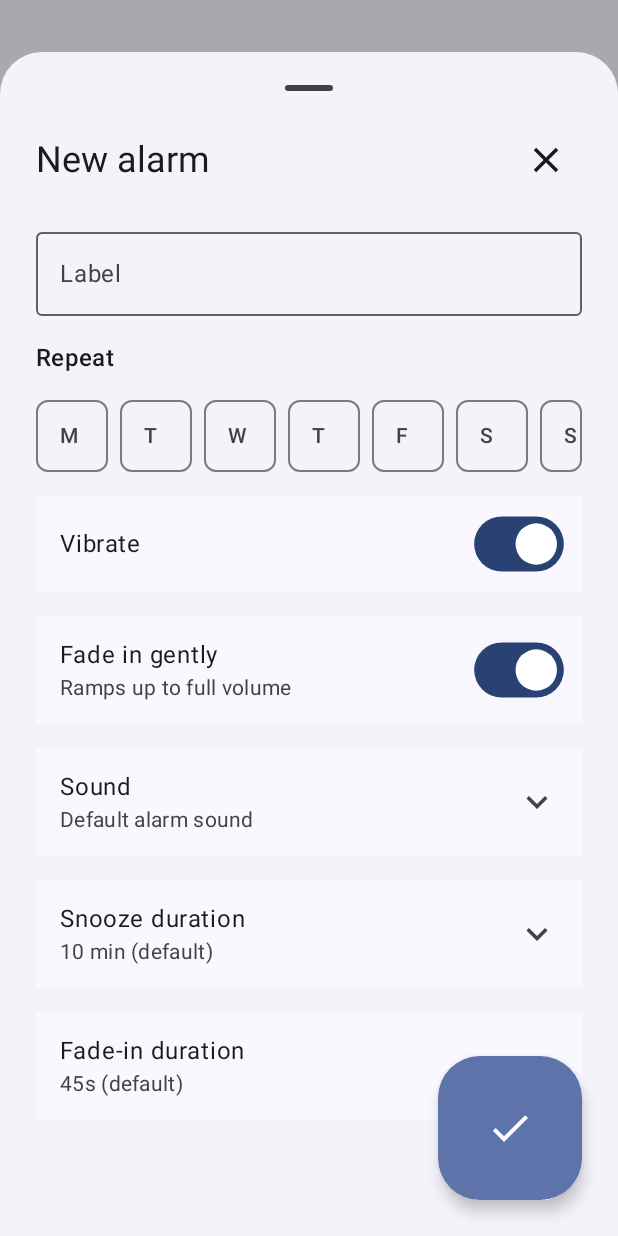
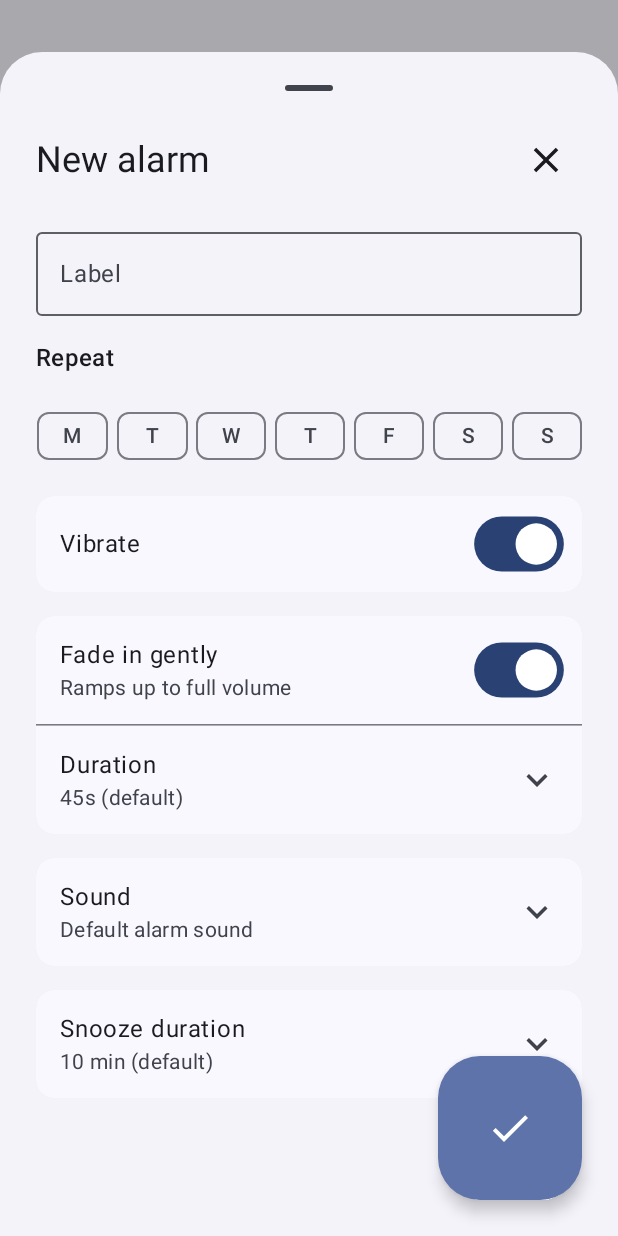
Before and after one commit to TargetCrafter/HA-Alarmclock, an Android app built with Jetpack Compose: the composable AlarmEditSheet called with empty values, on a phone screen of 412 x 824 dp. Run offline under Robolectric (Android 15) with nearby library versions, the phone set to English and light mode, and no system bars; 1 statement that could not run was skipped.

Commit message:
Fix fullscreen-over-lockscreen, gate the sync notification on HA being enabled, and polish the edit sheet per feedback
- Add the missing USE_FULL_SCREEN_INTENT permission. Android 14+
  silently downgrades a fullScreenIntent notification to a normal
  heads-up without it, which is almost certainly why the ringing UI
  wasn't appearing over the lock screen. Also drop the redundant
  direct startActivity() call from the ring service: since Android 10,
  a plain startActivity() from a background Service is subject to
  background-activity-launch restrictions and isn't reliable anyway —
  the notification's fullScreenIntent is the correct, sole mechanism
  for this (same as how real alarm-clock apps do it).
- HaSyncService is now only started when HA sync is actually enabled
  (startHaSyncServiceIfConfigured, used by MainActivity, BootReceiver,
  and the Settings screen's Save button), and stops itself if the user
  disables sync while it's running, closing the WebSocket cleanly on
  destroy. No more persistent notification when HA sync isn't in use.
- Edit sheet: day-of-week chips now use equal weights to fill the row
  width instead of a fixed size that could overflow; every option
  group (Vibrate, Fade in gently, Sound, Snooze duration) is wrapped
  in a rounded Card for a consistent look; "Fade in gently" and its
  duration setting are merged into one card, with the duration only
  shown/editable while fade-in is on.

Co-Authored-By: Claude Sonnet 5 <noreply@anthropic.com>
Claude-Session: https://claude.ai/code/session_01C7x8v5c5Lu29PBWy1LdfCe

```diff
--- a/app/src/main/AndroidManifest.xml
+++ b/app/src/main/AndroidManifest.xml
@@ -15,6 +15,7 @@
     <uses-permission android:name="android.permission.DISABLE_KEYGUARD" />
     <uses-permission android:name="android.permission.SHOW_WHEN_LOCKED" />
     <uses-permission android:name="android.permission.TURN_SCREEN_ON" />
+    <uses-permission android:name="android.permission.USE_FULL_SCREEN_INTENT" />
 
     <application
         android:name=".HaAlarmClockApp"
--- a/app/src/main/java/com/targetcrafter/haalarmclock/alarm/BootReceiver.kt
+++ b/app/src/main/java/com/targetcrafter/haalarmclock/alarm/BootReceiver.kt
@@ -3,9 +3,8 @@ package com.targetcrafter.haalarmclock.alarm
 import android.content.BroadcastReceiver
 import android.content.Context
 import android.content.Intent
-import androidx.core.content.ContextCompat
 import com.targetcrafter.haalarmclock.HaAlarmClockApp
-import com.targetcrafter.haalarmclock.ha.HaSyncService
+import com.targetcrafter.haalarmclock.ha.startHaSyncServiceIfConfigured
 import kotlinx.coroutines.CoroutineScope
 import kotlinx.coroutines.Dispatchers
 import kotlinx.coroutines.launch
@@ -25,6 +24,6 @@ class BootReceiver : BroadcastReceiver() {
                 pendingResult.finish()
             }
         }
-        ContextCompat.startForegroundService(context, Intent(context, HaSyncService::class.java))
+        startHaSyncServiceIfConfigured(context)
     }
 }
--- a/app/src/main/java/com/targetcrafter/haalarmclock/ui/editor/AlarmEditSheet.kt
+++ b/app/src/main/java/com/targetcrafter/haalarmclock/ui/editor/AlarmEditSheet.kt
@@ -10,13 +10,13 @@ import androidx.compose.foundation.clickable
 import androidx.compose.foundation.layout.Arrangement
 import androidx.compose.foundation.layout.Box
 import androidx.compose.foundation.layout.Column
+import androidx.compose.foundation.layout.ColumnScope
 import androidx.compose.foundation.layout.Row
 import androidx.compose.foundation.layout.fillMaxWidth
 import androidx.compose.foundation.layout.height
 import androidx.compose.foundation.layout.padding
 import androidx.compose.foundation.layout.size
 import androidx.compose.foundation.rememberScrollState
-import androidx.compose.ui.draw.scale
 import androidx.compose.foundation.verticalScroll
 import androidx.compose.material.icons.Icons
 import androidx.compose.material.icons.filled.Add
@@ -28,9 +28,11 @@ import androidx.compose.material.icons.filled.ExpandMore
 import androidx.compose.material.icons.filled.Remove
 import androidx.compose.material3.Button
 import androidx.compose.material3.ButtonDefaults
+import androidx.compose.material3.Card
 import androidx.compose.material3.ExperimentalMaterial3Api
 import androidx.compose.material3.FilledIconButton
 import androidx.compose.material3.FilterChip
+import androidx.compose.material3.HorizontalDivider
 import androidx.compose.material3.Icon
 import androidx.compose.material3.IconButton
 import androidx.compose.material3.LargeFloatingActionButton
@@ -49,6 +51,7 @@ import androidx.compose.runtime.remember
 import androidx.compose.runtime.setValue
 import androidx.compose.ui.Alignment
 import androidx.compose.ui.Modifier
+import androidx.compose.ui.draw.scale
 import androidx.compose.ui.platform.LocalConfiguration
 import androidx.compose.ui.platform.LocalContext
 import androidx.compose.ui.text.style.TextAlign
@@ -85,7 +88,7 @@ fun AlarmEditSheet(alarmId: Long?, onDismiss: () -> Unit) {
 
         var soundExpanded by remember { mutableStateOf(false) }
         var snoozeExpanded by remember { mutableStateOf(false) }
-        var fadeInExpanded by remember { mutableStateOf(false) }
+        var fadeInDurationExpanded by remember { mutableStateOf(false) }
 
         val ringtonePickerLauncher = rememberLauncherForActivityResult(
             ActivityResultContracts.StartActivityForResult(),
@@ -144,18 +147,29 @@ fun AlarmEditSheet(alarmId: Long?, onDismiss: () -> Unit) {
                 )
 
                 Text("Repeat", style = MaterialTheme.typography.titleMedium)
-                Row(horizontalArrangement = Arrangement.spacedBy(8.dp)) {
+                Row(
+                    modifier = Modifier.fillMaxWidth(),
+                    horizontalArrangement = Arrangement.spacedBy(6.dp),
+                ) {
                     ALL_DAYS.forEach { day ->
                         val selected = state.repeatDaysMask and (1 shl (day.value - 1)) != 0
                         FilterChip(
                             selected = selected,
                             onClick = { viewModel.toggleDay(day) },
-                            label = { Text(day.name.take(1), style = MaterialTheme.typography.titleSmall) },
-                            modifier = Modifier.size(48.dp),
+                            label = {
+                                Text(
+                                    day.name.take(1),
+                                    style = MaterialTheme.typography.titleSmall,
+                                    textAlign = TextAlign.Center,
+                                    modifier = Modifier.fillMaxWidth(),
+                                )
+                            },
+                            modifier = Modifier.weight(1f),
                         )
                     }
                 }
 
+                SectionCard {
                     ListItem(
                         headlineContent = { Text("Vibrate", style = MaterialTheme.typography.bodyLarge) },
                         trailingContent = {
@@ -165,8 +179,10 @@ fun AlarmEditSheet(alarmId: Long?, onDismiss: () -> Unit) {
                                 modifier = Modifier.scale(1.15f),
                             )
                         },
-                    modifier = Modifier.fillMaxWidth(),
                     )
+                }
+
+                SectionCard {
                     ListItem(
                         headlineContent = { Text("Fade in gently", style = MaterialTheme.typography.bodyLarge) },
                         supportingContent = { Text("Ramps up to full volume") },
@@ -177,9 +193,51 @@ fun AlarmEditSheet(alarmId: Long?, onDismiss: () -> Unit) {
                                 modifier = Modifier.scale(1.15f),
                             )
                         },
-                    modifier = Modifier.fillMaxWidth(),
                     )
+                    AnimatedVisibility(visible = state.fadeInEnabled) {
+                        Column {
+                            HorizontalDivider()
+                            ListItem(
+                                headlineContent = { Text("Duration") },
+                                supportingContent = {
+                                    Text(
+                                        if (state.fadeInSecondsOverride == null) {
+                                            "${state.effectiveFadeInSeconds}s (default)"
+                                        } else {
+                                            "${state.effectiveFadeInSeconds}s (custom)"
+                                        },
+                                    )
+                                },
+                                trailingContent = {
+                                    Icon(
+                                        if (fadeInDurationExpanded) Icons.Filled.ExpandLess else Icons.Filled.ExpandMore,
+                                        contentDescription = if (fadeInDurationExpanded) "Collapse" else "Expand",
+                                        modifier = Modifier.size(28.dp),
+                                    )
+                                },
+                                modifier = Modifier
+                                    .fillMaxWidth()
+                                    .clickable { fadeInDurationExpanded = !fadeInDurationExpanded },
+                            )
+                            AnimatedVisibility(visible = fadeInDurationExpanded) {
+                                Box(modifier = Modifier.fillMaxWidth().padding(start = 16.dp, end = 16.dp, bottom = 12.dp)) {
+                                    DurationOverrideEditor(
+                                        usesDefault = state.fadeInSecondsOverride == null,
+                                        value = state.effectiveFadeInSeconds,
+                                        unit = "s",
+                                        step = 5,
+                                        onUseDefaultChanged = { useDefault ->
+                                            viewModel.setFadeInSecondsOverride(if (useDefault) null else state.effectiveFadeInSeconds)
+                                        },
+                                        onValueChange = { viewModel.setFadeInSecondsOverride(it) },
+                                    )
+                                }
+                            }
+                        }
+                    }
+                }
 
+                SectionCard {
                     ExpandableOptionRow(
                         title = "Sound",
                         summary = if (state.ringtoneUri != null) "Custom" else "Default alarm sound",
@@ -202,7 +260,9 @@ fun AlarmEditSheet(alarmId: Long?, onDismiss: () -> Unit) {
                             contentPadding = ButtonDefaults.ContentPadding,
                         ) { Text("Choose ringtone", style = MaterialTheme.typography.bodyLarge) }
                     }
+                }
 
+                SectionCard {
                     ExpandableOptionRow(
                         title = "Snooze duration",
                         summary = if (state.snoozeMinutesOverride == null) {
@@ -223,27 +283,6 @@ fun AlarmEditSheet(alarmId: Long?, onDismiss: () -> Unit) {
                             onValueChange = { viewModel.setSnoozeMinutesOverride(it) },
                         )
                     }
-
-                ExpandableOptionRow(
-                    title = "Fade-in duration",
-                    summary = if (state.fadeInSecondsOverride == null) {
-                        "${state.effectiveFadeInSeconds}s (default)"
-                    } else {
-                        "${state.effectiveFadeInSeconds}s (custom)"
-                    },
-                    expanded = fadeInExpanded,
-                    onToggle = { fadeInExpanded = !fadeInExpanded },
-                ) {
-                    DurationOverrideEditor(
-                        usesDefault = state.fadeInSecondsOverride == null,
-                        value = state.effectiveFadeInSeconds,
-                        unit = "s",
-                        step = 5,
-                        onUseDefaultChanged = { useDefault ->
-                            viewModel.setFadeInSecondsOverride(if (useDefault) null else state.effectiveFadeInSeconds)
-                        },
-                        onValueChange = { viewModel.setFadeInSecondsOverride(it) },
-                    )
                 }
             }
 
@@ -256,6 +295,14 @@ fun AlarmEditSheet(alarmId: Long?, onDismiss: () -> Unit) {
                 Icon(Icons.Filled.Check, contentDescription = "Save", modifier = Modifier.size(32.dp))
             }
         }
+    }
+}
+
+/** A rounded-corner card used for every option group, so the sheet reads as a consistent list of cards. */
+@Composable
+private fun SectionCard(content: @Composable ColumnScope.() -> Unit) {
+    Card(modifier = Modifier.fillMaxWidth()) {
+        Column(content = content)
     }
 }
 
@@ -315,7 +362,7 @@ private fun ExpandableOptionRow(
             modifier = Modifier.fillMaxWidth().clickable(onClick = onToggle),
         )
         AnimatedVisibility(visible = expanded) {
-            Box(modifier = Modifier.fillMaxWidth().padding(start = 16.dp, bottom = 8.dp)) {
+            Box(modifier = Modifier.fillMaxWidth().padding(start = 16.dp, end = 16.dp, bottom = 12.dp)) {
                 content()
             }
         }
--- a/app/src/main/java/com/targetcrafter/haalarmclock/ui/settings/SettingsScreen.kt
+++ b/app/src/main/java/com/targetcrafter/haalarmclock/ui/settings/SettingsScreen.kt
@@ -44,6 +44,7 @@ import androidx.compose.ui.text.input.KeyboardType
 import androidx.compose.ui.unit.dp
 import androidx.lifecycle.viewmodel.compose.viewModel
 import com.targetcrafter.haalarmclock.HaAlarmClockApp
+import com.targetcrafter.haalarmclock.ha.startHaSyncServiceIfConfigured
 import com.targetcrafter.haalarmclock.data.AppDefaults
 import com.targetcrafter.haalarmclock.ha.HaConnectionState
 import com.targetcrafter.haalarmclock.ha.HaSettings
@@ -167,6 +168,10 @@ fun SettingsScreen(onBack: () -> Unit) {
                             fadeInSeconds = defaultFadeInSeconds,
                         ),
                     )
+                    // The sync service only ever gets started when sync is configured (so its
+                    // notification doesn't show otherwise); if the user just turned it on, start
+                    // it now instead of waiting for the next app launch. A no-op if already running.
+                    startHaSyncServiceIfConfigured(context)
                 },
                 modifier = Modifier.fillMaxWidth(),
             ) { Text("Save") }
```
Also changed, not shown: app/src/main/java/com/targetcrafter/haalarmclock/alarm/AlarmRingService.kt (+7 -4 lines), app/src/main/java/com/targetcrafter/haalarmclock/ha/HaSyncService.kt (+31 -1 lines), app/src/main/java/com/targetcrafter/haalarmclock/ui/MainActivity.kt (+2 -7 lines). Lines whose indentation alone changed are shown as unchanged.
